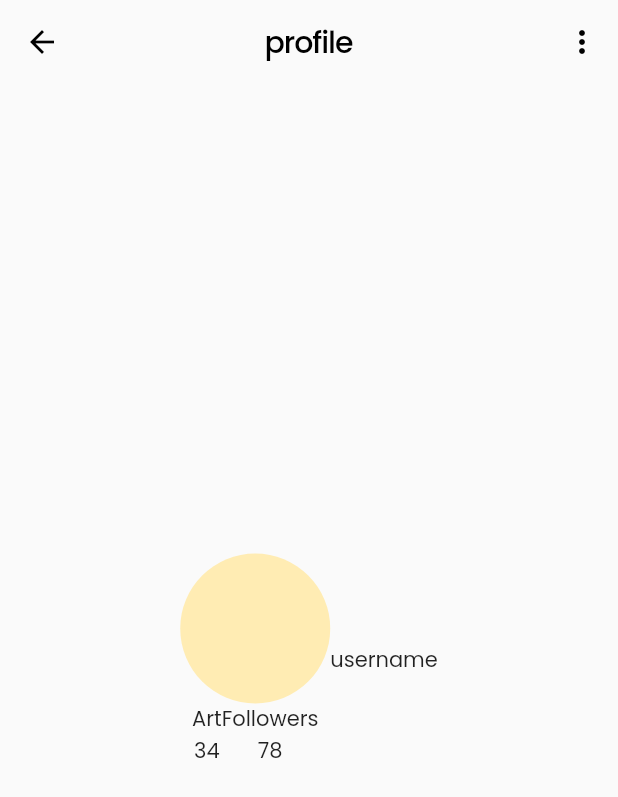
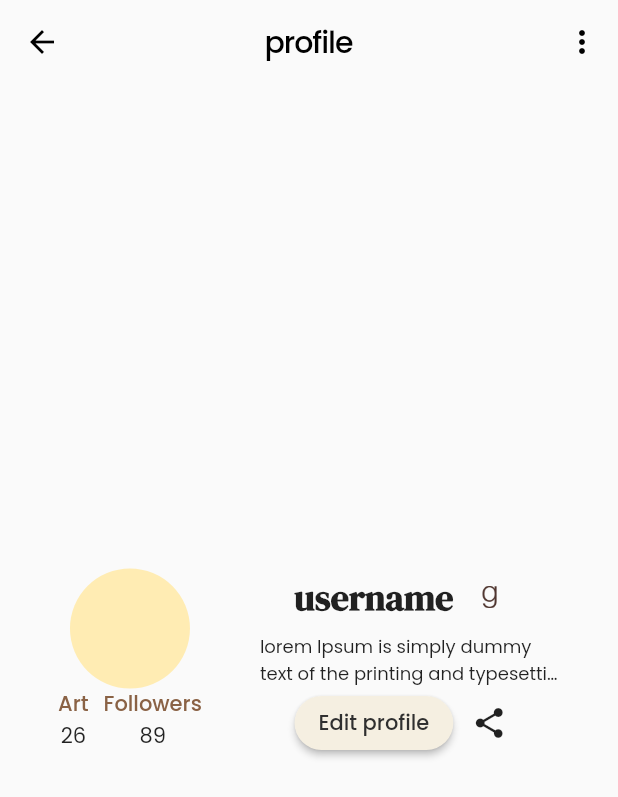
Before and after one commit to guillegpra/bookartify, a Flutter app: the ProfileScreen screen opened directly, on a phone screen of 412 x 824 dp. Shown: the top 797 px of the screen. Run offline on Flutter 3.47's test engine with Material 2 defaults, Android fonts, the light colour scheme and no system bars; our stand-ins replace google_fonts, google_sign_in.

Commit message:
profile screen and widgets

```diff
--- a/lib/screens/profile_screen.dart
+++ b/lib/screens/profile_screen.dart
@@ -1,3 +1,5 @@
+import 'package:bookartify/widgets/user_counter.dart';
+import 'package:bookartify/widgets/user_info.dart';
 import 'package:flutter/material.dart';
 import 'package:google_fonts/google_fonts.dart';
 
@@ -31,33 +33,31 @@ class ProfileScreen extends StatelessWidget {
         mainAxisAlignment: MainAxisAlignment.center,
         children: [
           Row(
-            mainAxisAlignment: MainAxisAlignment.center,
+            mainAxisAlignment: MainAxisAlignment.spaceEvenly,
             children: [
               Column(
                 children: [
                   CircleAvatar(
-                    radius: 50,
+                    radius: 40,
                     // backgroundImage: AssetImage("..."),
                   ),
+                  SizedBox(width: 10),
                   Row(
                     children: [
-                      Column(
-                        children: [
-                          Text("Art"),
-                          Text("34") // TODO: change number
-                        ],
+                      UserCounter(
+                        name: "Art",
+                        number: 26 // TODO: change number
                       ),
-                      Column(
-                        children: [
-                          Text("Followers"),
-                          Text("78") // TODO: change number
-                        ],
+                      SizedBox(width: 10),
+                      UserCounter(
+                        name: "Followers",
+                        number: 89 // TODO: change number
                       )
                     ],
                   )
                 ],
               ),
-              Text("username")
+              UserInfo()
             ],
           )
         ],
--- /dev/null
+++ b/lib/widgets/share_button.dart
@@ -0,0 +1,16 @@
+import 'package:flutter/material.dart';
+import 'package:google_fonts/google_fonts.dart';
+
+class ShareButton extends StatelessWidget {
+  final Function() onPressed;
+
+  const ShareButton({super.key, required this.onPressed});
+
+  @override
+  Widget build(BuildContext context) {
+    return IconButton(
+        onPressed: onPressed,
+        icon: Icon(Icons.share)
+    );
+  }
+}
--- /dev/null
+++ b/lib/widgets/user_counter.dart
@@ -0,0 +1,25 @@
+import 'package:flutter/material.dart';
+import 'package:google_fonts/google_fonts.dart';
+
+class UserCounter extends StatelessWidget {
+  final String name;
+  final int number;
+
+  const UserCounter({super.key, required this.name, required this.number});
+
+  @override
+  Widget build(BuildContext context) {
+    return Column(
+      children: [
+        Text(
+            name,
+            style: GoogleFonts.poppins(
+                fontWeight: FontWeight.w500,
+                color: Color(0xFF8A6245)
+            )
+        ),
+        Text("$number")
+      ],
+    );
+  }
+}
--- /dev/null
+++ b/lib/widgets/user_info.dart
@@ -0,0 +1,86 @@
+import 'package:bookartify/widgets/follow_button.dart';
+import 'package:bookartify/widgets/share_button.dart';
+import 'package:flutter/material.dart';
+import 'package:google_fonts/google_fonts.dart';
+import 'package:url_launcher/url_launcher.dart';
+
+class UserInfo extends StatelessWidget {
+  const UserInfo({super.key});
+
+  Future<void> _launchUrl() async {
+    Uri url = Uri.parse("https://www.goodreads.com/user/sign_in"); // TODO: change url
+    if (!await launchUrl(url)) {
+      throw Exception("Could not lunch $url");
+    }
+  }
+
+  @override
+  Widget build(BuildContext context) {
+    return Column(
+      mainAxisAlignment: MainAxisAlignment.center,
+      children: [
+        Row(
+          mainAxisAlignment: MainAxisAlignment.start,
+          children: [
+            Text(
+              "username",
+              style: GoogleFonts.dmSerifDisplay(
+                fontWeight: FontWeight.bold,
+                fontSize: 24
+              ),
+            ),
+            IconButton(
+              onPressed: () {
+                _launchUrl();
+              },
+              icon: Image.asset(
+                "images/goodreads_icon.png",
+                width: 15,
+                height: 15,
+              )
+            )
+          ],
+        ),
+        SizedBox(
+          width: 200,
+          child: Text(
+            "lorem Ipsum is simply dummy text of the printing and typesetting industry. Lorem Ipsum has been the industry's standard dummy text ever since the 1500s, when an unknown printer took a galley of type and scrambled it to make a type specimen book. It has survived not only five centuries, but also the leap into electronic typesetting, remaining essentially unchanged. It was popularised in the 1960s with the release of Letraset sheets containing Lorem Ipsum passages, and more recently with desktop publishing software like Aldus PageMaker including versions of Lorem Ipsum",
+            maxLines: 2,
+            overflow: TextOverflow.ellipsis,
+            softWrap: false,
+            style: GoogleFonts.poppins(
+                fontSize: 12
+            ),
+          ),
+        ),
+        // FollowButton(isFollowing: false),
+        Row(
+          children: [
+            ElevatedButton(
+                onPressed: () {
+                  // TODO: take you to edit profile
+                },
+                style: ElevatedButton.styleFrom(
+                    backgroundColor: Color(0xFFF5EFE1),
+                    shape: RoundedRectangleBorder(
+                        borderRadius: BorderRadius.circular(20.0)
+                    )
+                ),
+                child: Text(
+                  "Edit profile",
+                  style: GoogleFonts.poppins(
+                      color: Color(0xFF2F2F2F)
+                  ),
+                )
+            ),
+            ShareButton(
+              onPressed: () {
+                // TODO: share functionality
+              }
+            )
+          ],
+        )
+      ],
+    );
+  }
+}
--- a/pubspec.yaml
+++ b/pubspec.yaml
@@ -37,6 +37,7 @@ dependencies:
   cupertino_icons: ^1.0.2
   google_fonts: ^5.1.0
   google_sign_in: ^6.1.4
+  url_launcher: ^6.1.11
 
 dev_dependencies:
   flutter_test:
@@ -61,8 +62,8 @@ flutter:
   uses-material-design: true
 
   # To add assets to your application, add an assets section, like this:
-  # assets:
-  #   - images/a_dot_burr.jpeg
+  assets:
+    - images/goodreads_icon.png
   #   - images/a_dot_ham.jpeg
 
   # An image asset can refer to one or more resolution-specific "variants", see
```
Also changed, not shown: lib/widgets/follow_button.dart (added, +47 -0 lines), images/goodreads_icon.png (added).
